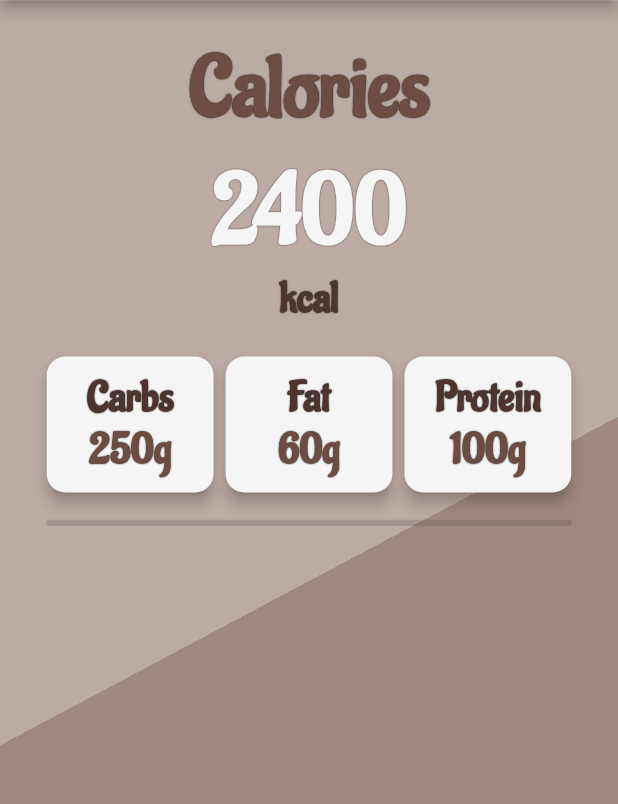
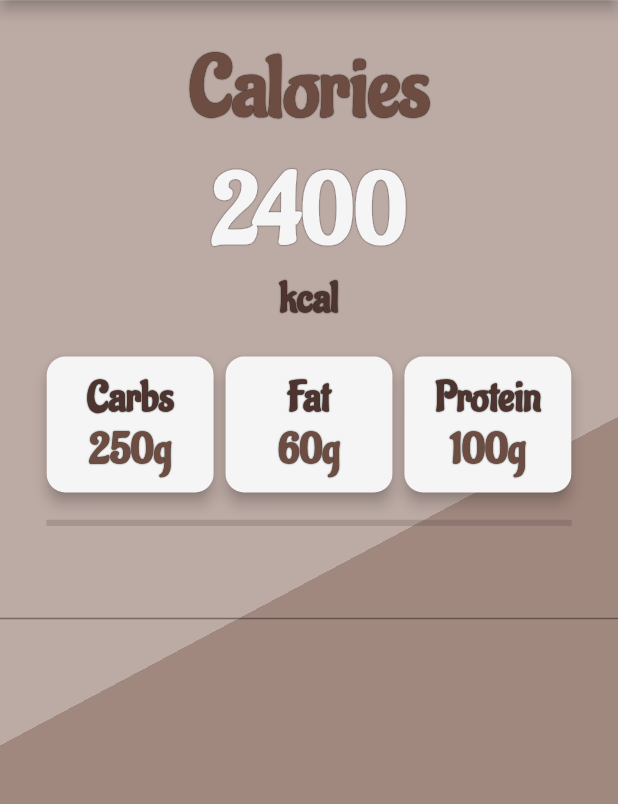
Before and after one commit to joaopegoraro/elegant-calorie-tracker, a Flutter app: the screen it shows after launch, on a phone screen of 412 x 824 dp, the part 74-878 px from its top. Run offline on Flutter 3.47's test engine with Material 2 defaults, Android fonts, the phone set to English and light mode, and no system bars; our stand-ins replace dartz, device_preview, equatable, internet_connection_checker, shared_preferences; Roboto replaces fonts that are missing (Doodle).

Commit message:
dealt with safe area

```diff
--- a/lib/core/screen.dart
+++ b/lib/core/screen.dart
@@ -3,11 +3,13 @@ import 'package:flutter/material.dart';
 /// Static class that contains the screen dimensions and custom width and
 /// height units that are proportional to the screen
 class Screen {
-  static Size size(BuildContext context) => MediaQuery.of(context).size;
+  static MediaQueryData data(BuildContext context) => MediaQuery.of(context);
+  static Size size(BuildContext context) => data(context).size;
   static bool isLandscape(BuildContext context) =>
       MediaQuery.of(context).orientation == Orientation.landscape;
   static double width(BuildContext context) => size(context).width;
-  static double height(BuildContext context) => size(context).height;
+  static double height(BuildContext context) =>
+      size(context).height - data(context).padding.top;
 
   // Custom units, one unit equals 1% of the screen height or width
   static double widthUnit(BuildContext context) =>
--- a/lib/features/calorie_tracker/presentation/pages/food_search.dart
+++ b/lib/features/calorie_tracker/presentation/pages/food_search.dart
@@ -8,6 +8,6 @@ class FoodSearch extends StatefulWidget {
 class _FoodSearchState extends State<FoodSearch> {
   @override
   Widget build(BuildContext context) {
-    return Container();
+    return const TextField();
   }
 }
--- a/lib/main.dart
+++ b/lib/main.dart
@@ -5,7 +5,7 @@ import 'package:flutter/material.dart';
 
 void main() {
   runApp(
-    DevicePreview(enabled: false, builder: (context) => MyApp()),
+    DevicePreview(enabled: true, builder: (context) => MyApp()),
   );
 }
 
```
